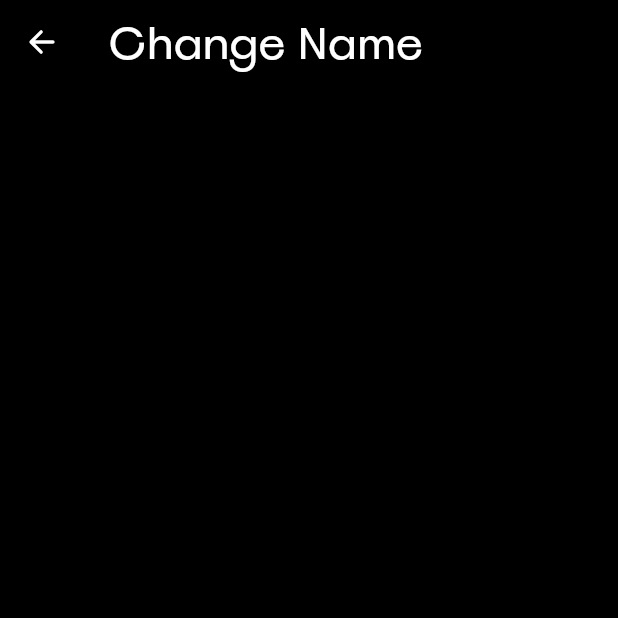
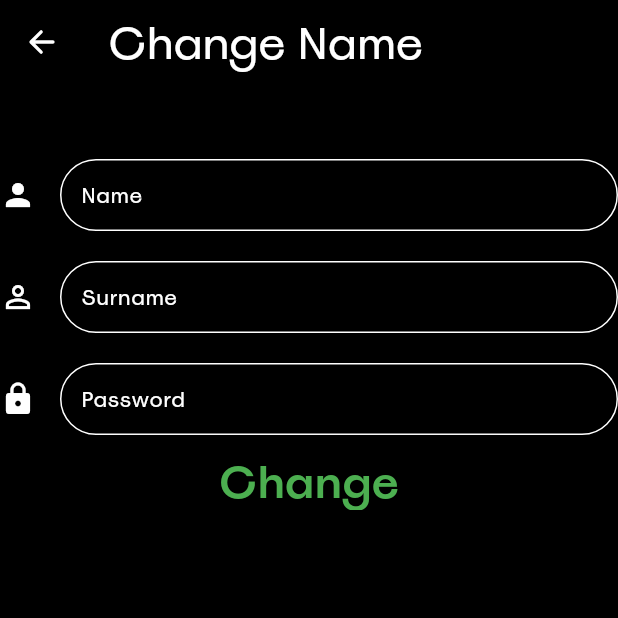
Before and after one commit to KaliopPraktyki/praktyki_projekt, a Flutter app: the changename screen opened directly, on a phone screen of 412 x 824 dp, the top half of it. Run offline on Flutter 3.47's test engine with Material 3 defaults, Android fonts, the phone set to English and light mode, and no system bars; our stand-ins replace firebase_auth, firebase_core, flex_color_scheme, flutter_chat_types, flutter_chat_ui, ionicons; accounts and stored records are empty.

Commit message:
change_name added

```diff
--- a/lib/screens/change_name.dart
+++ b/lib/screens/change_name.dart
@@ -33,8 +33,93 @@ class _changepasswordState extends State<changename> {
             ),),
         ),
       ),
-
-
+      body: Positioned(
+    child: Column(
+    children: [
+    Container(
+    margin: EdgeInsets.only(top: 50,),
+    child: TextField(
+    decoration: InputDecoration(
+    icon: Icon(
+    Icons.person,
+    color: Colors.white,
+    ),
+    enabledBorder: OutlineInputBorder(
+    borderSide: BorderSide(color: Colors.white),
+    borderRadius: BorderRadius.all(Radius.circular(35.0)),
+    ),
+    focusedBorder: OutlineInputBorder(
+    borderSide: BorderSide(color: Colors.white),
+    borderRadius: BorderRadius.all(Radius.circular(35.0)),
+    ),
+    contentPadding: EdgeInsets.all(10),
+    hintText: "Name",
+    hintStyle: TextStyle(fontSize: 14,color: Colors.white),
+    ),
+    ),
+    ),
+    Container(
+    margin: EdgeInsets.only(top: 20,),
+    child: TextField(
+    decoration: InputDecoration(
+    icon: Icon(
+    Icons.person_outline,
+    color: Colors.white,
+    ),
+    enabledBorder: OutlineInputBorder(
+    borderSide: BorderSide(color: Colors.white),
+    borderRadius: BorderRadius.all(Radius.circular(35.0)),
+    ),
+    focusedBorder: OutlineInputBorder(
+    borderSide: BorderSide(color: Colors.white),
+    borderRadius: BorderRadius.all(Radius.circular(35.0)),
+    ),
+    contentPadding: EdgeInsets.all(10),
+    hintText: "Surname",
+    hintStyle: TextStyle(fontSize: 14,color: Colors.white),
+    ),
+    ),
+    ),
+    Container(
+    margin: EdgeInsets.only(top: 20),
+    child: TextField(
+    decoration: InputDecoration(
+    icon: Icon(
+    Icons.lock,
+    color: Colors.white,
+    ),
+    enabledBorder: OutlineInputBorder(
+    borderSide: BorderSide(color: Colors.white),
+    borderRadius: BorderRadius.all(Radius.circular(35.0)),
+    ),
+    focusedBorder: OutlineInputBorder(
+    borderSide: BorderSide(color: Colors.white),
+    borderRadius: BorderRadius.all(Radius.circular(35.0)),
+    ),
+    contentPadding: EdgeInsets.all(10),
+    hintText: "Password",
+    hintStyle: TextStyle(fontSize: 14,color: Colors.white),
+    ),
+    ),
+    ),
+      SizedBox(
+        width: 300,
+        height: 50,
+        child: ElevatedButton(onPressed: (){},
+            style: ElevatedButton.styleFrom(
+                backgroundColor: Colors.black,
+                side: BorderSide.none,
+                shape: const StadiumBorder()
+            ),
+            child: Container(
+              margin: EdgeInsets.only(top: 10),
+              child: const Text("Change", style: TextStyle(color: Colors.green,
+                  fontSize: 30),),
+            )),
+      ),
+    ],
+      ),
+      ),
     );
   }
 }
```
